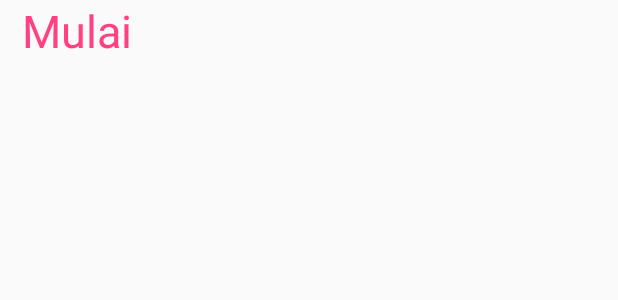
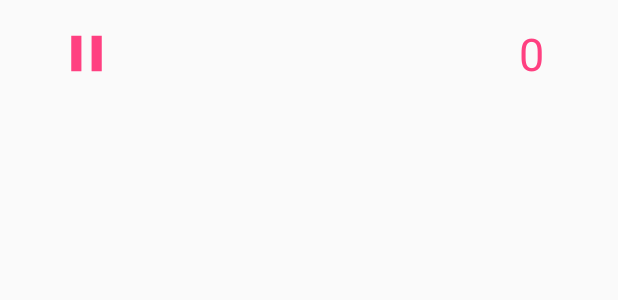
Before and after one commit to fajarsiddiq/Berpasangan, an Android app: the layout layout_board_fragment.xml on its own in the app's theme, with its tools: preview values and no code run, on a phone screen of 412 x 824 dp. Shown: the top 300 px of the screen. Run offline under Robolectric (Android 15) with nearby library versions, the phone set to English and light mode, and no system bars.

Commit message:
Added score function.
Also applied changes to board layout (specifically to top bar) and fixed
resource-related problem.

```diff
--- /dev/null
+++ b/app/src/main/res/drawable/drawable_pause.xml
@@ -0,0 +1,4 @@
+<vector android:height="30dp" android:viewportHeight="24.0"
+    android:viewportWidth="24.0" android:width="30dp" xmlns:android="http://schemas.android.com/apk/res/android">
+    <path android:fillColor="#FF000000" android:pathData="M6,19h4L10,5L6,5v14zM14,5v14h4L18,5h-4z"/>
+</vector>
--- a/app/src/main/res/layout/layout_board_fragment.xml
+++ b/app/src/main/res/layout/layout_board_fragment.xml
@@ -9,32 +9,36 @@
         android:id="@+id/id_board_fragment_header"
         android:layout_width="match_parent"
         android:layout_height="wrap_content"
+        android:layout_margin="15dp"
         android:orientation="horizontal">
 
-        <TextView
-            android:id="@+id/id_board_fragment_remaining_text_view"
+        <ImageView
+            android:id="@+id/id_board_fragment_pause_image_view"
             android:layout_width="0dp"
-            android:layout_weight=".25"
-            android:text="Mulai"
-            android:textColor="@color/color_accent"
-            android:gravity="center_horizontal"
-            android:textSize="30sp"
-            android:layout_height="wrap_content" />
+            android:layout_weight=".2"
+            android:src="@drawable/drawable_pause"
+            android:tint="@color/color_accent"
+            android:layout_gravity="center_horizontal"
+            android:layout_height="match_parent" />
 
         <TextView
             android:id="@+id/id_board_fragment_timer_text_view"
             android:layout_width="0dp"
             android:layout_weight=".5"
-            android:layout_height="wrap_content"
+            android:layout_height="match_parent"
             android:textColor="@color/color_accent"
-            android:textSize="30sp"
-            android:gravity="center_horizontal" />
+            android:textSize="20sp"
+            android:gravity="center" />
 
         <TextView
             android:id="@+id/id_board_fragment_score_text_view"
             android:layout_width="0dp"
-            android:layout_weight=".25"
-            android:layout_height="wrap_content" />
+            android:layout_weight=".2"
+            android:textColor="@color/color_accent"
+            android:textSize="30sp"
+            android:gravity="center_horizontal"
+            android:text="0"
+            android:layout_height="match_parent" />
 
     </LinearLayout>
 
--- a/app/src/main/res/values/arrays.xml
+++ b/app/src/main/res/values/arrays.xml
@@ -31,7 +31,7 @@
         <item>eiffel_.FR</item>
         <item>coliseum_.IT</item>
         <item>pisa_.IT</item>
-        <item>hollywood_.SA</item>
+        <item>hollywood_.US</item>
         <item>londoneye_.UK</item>
         <item>monas_.ID</item>
         <item>mpr_.ID</item>
```
Also changed, not shown: app/src/main/java/com/fajarsiddiq/berpasangan/module/board/BoardController.java (+24 -18 lines), app/src/main/java/com/fajarsiddiq/berpasangan/module/board/BoardFragment.java (+24 -7 lines), app/src/main/java/com/fajarsiddiq/berpasangan/module/board/BoardHandler.java (+10 -4 lines).
